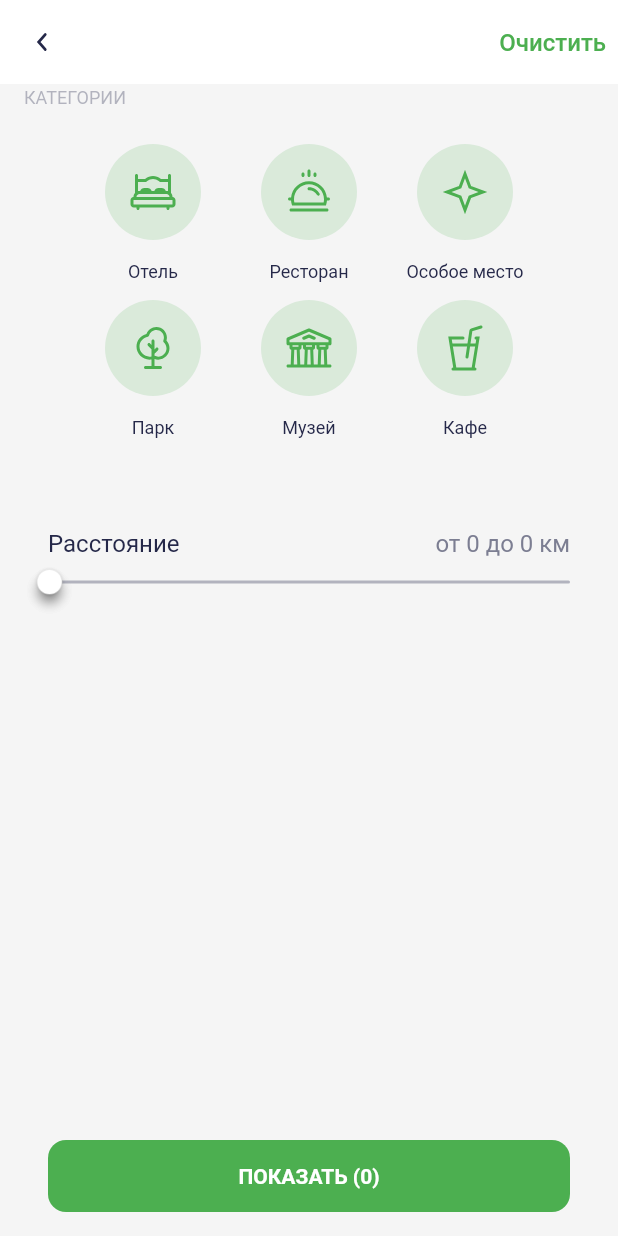
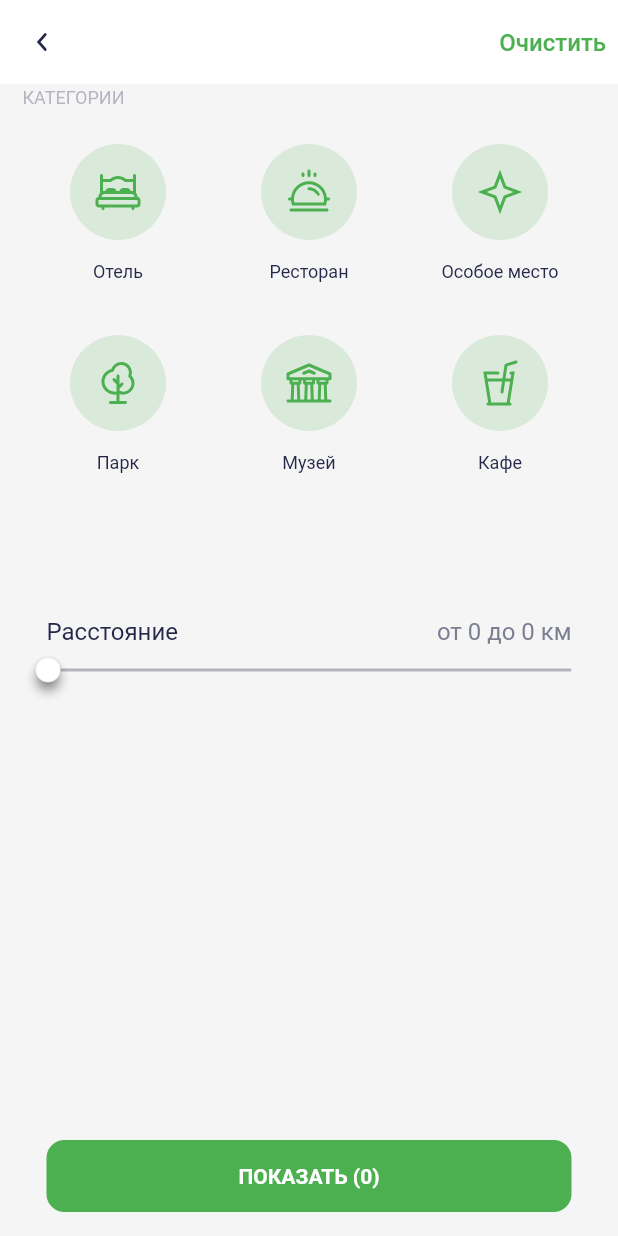
Before and after one commit to karabanovbs/surf_flutter_course, a Flutter app: the FiltersScreen screen opened directly with empty values, on a phone screen of 412 x 824 dp. Run offline on Flutter 3.47's test engine with Material 2 defaults, Android fonts, the phone set to English and light mode, and no system bars; missing offline and left inert: svg_to_path_annotation.

Commit message:
[9-2-3] adaptive filters

```diff
--- a/lib/ui/screen/filters_screen.dart
+++ b/lib/ui/screen/filters_screen.dart
@@ -116,7 +116,7 @@ class _FiltersScreenState extends State<FiltersScreen> {
       ),
       body: Padding(
         padding: const EdgeInsets.symmetric(
-          horizontal: 16,
+          horizontal: 15,
         ),
         child: Column(
           mainAxisAlignment: MainAxisAlignment.spaceBetween,
@@ -136,16 +136,34 @@ class _FiltersScreenState extends State<FiltersScreen> {
                 SizedBox(
                   height: 24,
                 ),
-                Wrap(
-                  runSpacing: 12,
-                  spacing: 12,
+                GridView(
+                  shrinkWrap: true,
+                  gridDelegate: SliverGridDelegateWithFixedCrossAxisCount(
+                    crossAxisCount: 3,
+                  ),
                   children: [
-                    for (var _filter in _filtersVariant)
+                    for (var _filter in _filtersVariant.take(
+
+                        /// TODO: В идеале наверно лучше использовать
+                        /// https://material.io/design/layout/responsive-layout-grid.html#breakpoints
+                        /// Реализации:
+                        /// https://pub.dev/packages/breakpoint
+                        /// https://pub.dev/packages/adaptive_breakpoints
+                        /// https://pub.dev/packages/layout
+
+                        (MediaQuery.of(context).size.height *
+                                    MediaQuery.of(context).devicePixelRatio) <=
+                                800
+                            ? 3
+                            : 6))
                       FilterCategory(
                         button: FilterRoundButton(
                           checked: _typeFilters.contains(_filter),
                           icon: _filtersIconMap[_filter],
                           onPressed: () {
+                            print(MediaQuery.of(context).size.height *
+                                MediaQuery.of(context).devicePixelRatio);
+                            print(MediaQuery.of(context));
                             setState(() {
                               if (_typeFilters.contains(_filter)) {
                                 _typeFilters.remove(_filter);
```
